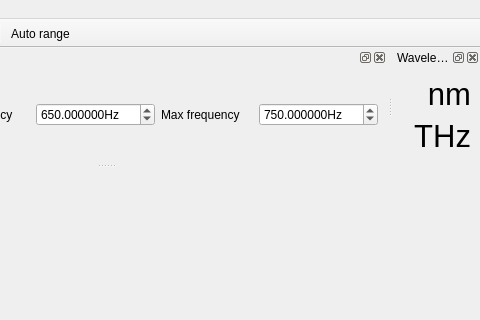
Qt form src/qudi/gui/wavemeter/ui_scanwindow.ui (bbuusshh/scudi) before a commit; both pictures show x 269 to 749 and y 0 to 320 of the 749 by 749 pixel window.
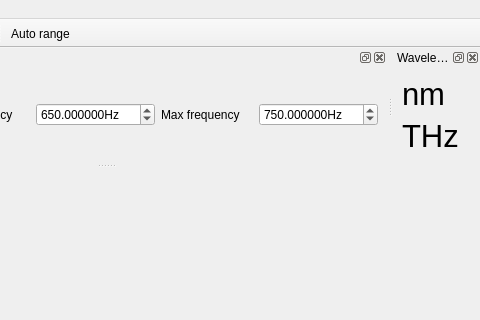
The same form after that commit. Icons and pictures are not drawn. Custom widgets are drawn as their Qt base class.

Commit message: choose area

The edit to the form file:
```diff
--- a/src/qudi/gui/wavemeter/ui_scanwindow.ui
+++ b/src/qudi/gui/wavemeter/ui_scanwindow.ui
@@ -181,7 +181,7 @@
         <string>THz</string>
        </property>
        <property name="alignment">
-        <set>Qt::AlignRight|Qt::AlignTrailing|Qt::AlignVCenter</set>
+        <set>Qt::AlignLeading|Qt::AlignLeft|Qt::AlignVCenter</set>
        </property>
        <property name="textInteractionFlags">
         <set>Qt::LinksAccessibleByMouse|Qt::TextSelectableByKeyboard|Qt::TextSelectableByMouse</set>
@@ -199,7 +199,7 @@
         <string>nm</string>
        </property>
        <property name="alignment">
-        <set>Qt::AlignRight|Qt::AlignTrailing|Qt::AlignVCenter</set>
+        <set>Qt::AlignLeading|Qt::AlignLeft|Qt::AlignVCenter</set>
        </property>
        <property name="textInteractionFlags">
         <set>Qt::LinksAccessibleByMouse|Qt::TextSelectableByKeyboard|Qt::TextSelectableByMouse</set>
```
The commit also changes 2 other files.
